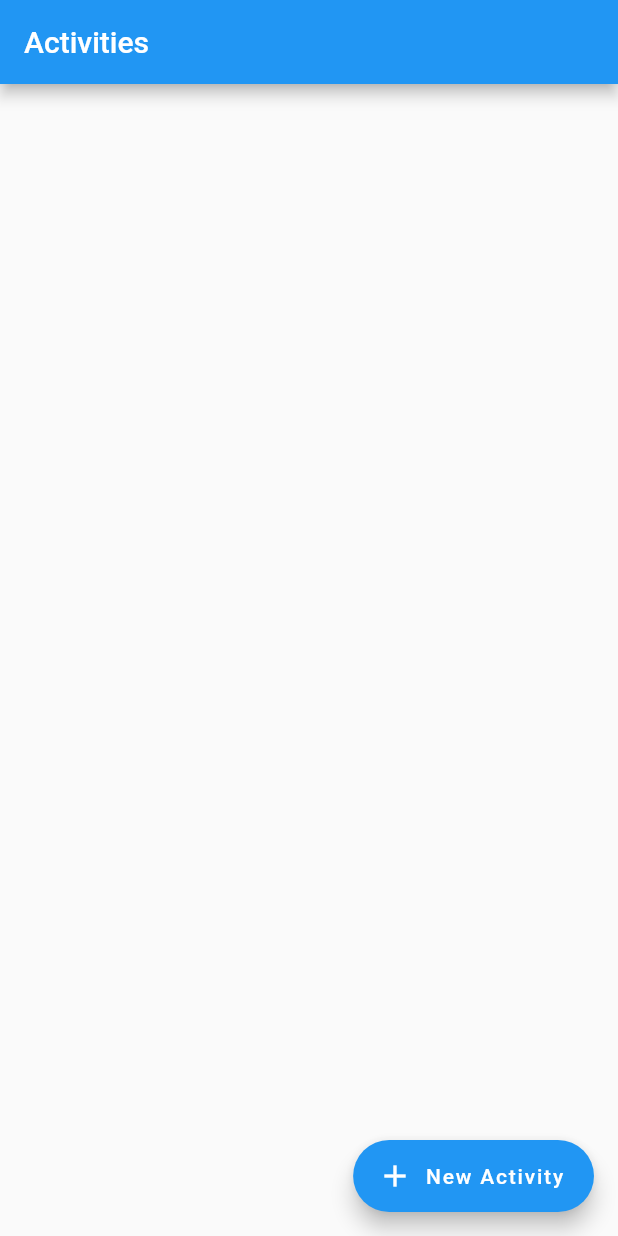
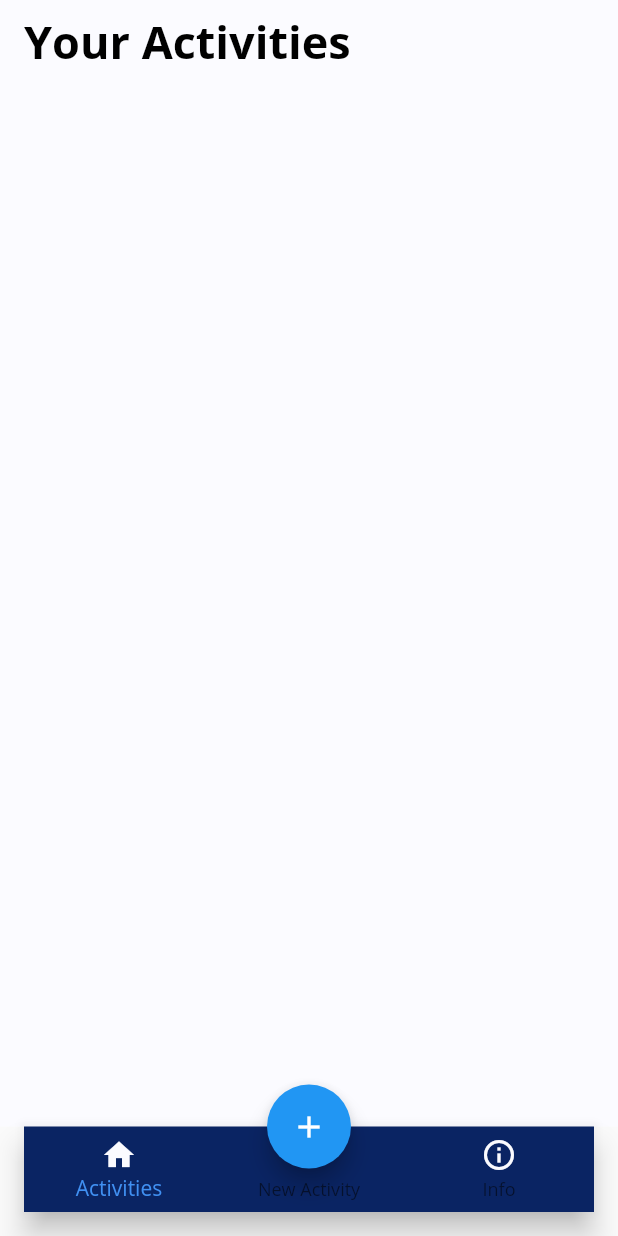
Before and after one commit to IlluzionzDev/ActivityApp, a Flutter app: the screen it shows after launch, on a phone screen of 412 x 824 dp. Run offline on Flutter 3.47's test engine with Material 2 defaults, Android fonts, the phone set to English and light mode, and no system bars; our stand-ins replace flutter_datetime_picker, flutter_local_notifications, weekday_selector.

Commit message:
Start on new home screen

```diff
--- a/lib/activity/activity_model.dart
+++ b/lib/activity/activity_model.dart
@@ -17,7 +17,7 @@ class ActivityModel extends ChangeNotifier {
   Map<int, Activity> get activities => _activities;
 
   void saveToDisk() async {
-    final directory = await getLibraryDirectory();
+    final directory = await getApplicationDocumentsDirectory();
     final dataFile = new File('${directory.path}/activities.json');
 
     // Create json
@@ -36,7 +36,7 @@ class ActivityModel extends ChangeNotifier {
     // Clear before loading
     _activities.clear();
 
-    final directory = await getLibraryDirectory();
+    final directory = await getApplicationDocumentsDirectory();
     final dataFile = new File('${directory.path}/activities.json');
 
     String contents = await dataFile.readAsString();
--- /dev/null
+++ b/lib/colours.dart
@@ -0,0 +1,11 @@
+import 'package:flutter/material.dart';
+
+/// Our custom colours
+class Colours {
+
+  static const Color lightBlue = Color.fromRGBO(64, 144, 242, 1);
+  static const Color darkBlue = Color.fromRGBO(10, 36, 99, 1);
+  static const Color white = Color.fromRGBO(251, 251, 255, 1);
+  static const Color black = Color.fromRGBO(0, 0, 0, 1);
+
+}
--- a/lib/home.dart
+++ b/lib/home.dart
@@ -1,8 +1,11 @@
 import 'package:flutter/material.dart';
+import 'package:flutter_app/screens/create_activity.dart';
 import 'package:provider/provider.dart';
 import 'package:flutter_app/screens/display_activities.dart';
 
+import 'activity/activity.dart';
 import 'activity/activity_model.dart';
+import 'colours.dart';
 
 /// Home or display widget
 // class Home extends StatelessWidget {
@@ -18,7 +21,6 @@ class Home extends StatefulWidget {
 }
 
 class _HomeState extends State<Home> with WidgetsBindingObserver {
-
   ActivityModel model;
 
   @override
@@ -37,11 +39,9 @@ class _HomeState extends State<Home> with WidgetsBindingObserver {
   void didChangeAppLifecycleState(AppLifecycleState state) {
     // Check here for saving
     if (state == AppLifecycleState.paused) {
-      if (model != null)
-        model.saveToDisk();
+      if (model != null) model.saveToDisk();
     } else if (state == AppLifecycleState.resumed) {
-      if (model != null)
-        model.loadFromDisk();
+      if (model != null) model.loadFromDisk();
     }
   }
 
@@ -49,6 +49,63 @@ class _HomeState extends State<Home> with WidgetsBindingObserver {
   Widget build(BuildContext context) {
     model = context.watch<ActivityModel>();
 
-    return new DisplayActivitiesHome();
+    return Scaffold(
+        appBar: AppBar(
+          title: Text('Your Activities',
+              style: new TextStyle(
+                  fontSize: 30,
+                  fontWeight: FontWeight.w700,
+                  color: Colours.black)),
+          backgroundColor: Colours.white,
+          elevation: 0,
+        ),
+        body: new Scaffold(
+          backgroundColor: Colours.white,
+          body: new DisplayActivities(),
+        ),
+        floatingActionButton: FloatingActionButton(
+          onPressed: () {
+            // Create new activity
+            Navigator.push(
+                context,
+                MaterialPageRoute(
+                    builder: (context) =>
+                        new UpdateActivity(new Activity(), false)));
+          },
+          child: Icon(Icons.add),
+        ),
+        floatingActionButtonLocation: FloatingActionButtonLocation.centerDocked,
+        bottomNavigationBar: Padding(
+          padding: EdgeInsets.only(
+              left: 16,
+              top: 0,
+              right: 16,
+              bottom: 16
+          ),
+          child: BottomNavigationBar(
+            items: const <BottomNavigationBarItem>[
+              BottomNavigationBarItem(
+                icon: Icon(Icons.home, color: Colours.white),
+                title: Text(
+                  'Activities',
+                  style: TextStyle(color: Colours.white),
+                ),
+              ),
+              BottomNavigationBarItem(
+                icon: Icon(Icons.add, color: Colours.white),
+                title: Text('New Activity',
+                    style: TextStyle(color: Colours.white)),
+              ),
+              BottomNavigationBarItem(
+                icon: Icon(Icons.info_outline, color: Colours.white),
+                title: Text('Info', style: TextStyle(color: Colours.white)),
+              ),
+            ],
+            currentIndex: 0,
+            selectedItemColor: Colours.lightBlue,
+            selectedLabelStyle: TextStyle(color: Colours.lightBlue),
+            backgroundColor: Colours.darkBlue,
+          ),
+        ));
   }
 }
--- a/lib/main.dart
+++ b/lib/main.dart
@@ -2,8 +2,6 @@ import 'package:flutter/material.dart';
 import 'package:flutter_app/activity/activity_model.dart';
 import 'package:provider/provider.dart';
 import 'package:flutter_local_notifications/flutter_local_notifications.dart';
-import 'package:timezone/data/latest.dart' as tz;
-import 'package:timezone/timezone.dart' as tz;
 
 import 'home.dart';
 
@@ -20,9 +18,6 @@ void main() {
       initializationSettingsAndroid, initializationSettingsIOS);
 
   flutterLocalNotificationsPlugin.initialize(initializationSettings);
-
-  // Time zones
-  tz.initializeTimeZones();
 }
 
 /// Main application Widget, our display screen
@@ -35,6 +30,7 @@ class App extends StatelessWidget {
       create: (context) => ActivityModel(),
       child: MaterialApp(
         title: 'Activities',
+        theme: ThemeData(fontFamily: 'OpenSans'),
         home: Home(),
       ),
     );
--- a/lib/screens/create_activity.dart
+++ b/lib/screens/create_activity.dart
@@ -7,8 +7,6 @@ import 'package:intl/intl.dart';
 import 'package:provider/provider.dart';
 import 'package:weekday_selector/weekday_selector.dart';
 import 'package:flutter_local_notifications/flutter_local_notifications.dart';
-import 'package:timezone/data/latest.dart' as tz;
-import 'package:timezone/timezone.dart' as tz;
 
 /// Dual class for creating and editing activities
 class UpdateActivity extends StatefulWidget {
--- a/lib/screens/display_activities.dart
+++ b/lib/screens/display_activities.dart
@@ -107,33 +107,3 @@ class _DisplayActivitiesState extends State<DisplayActivities> {
         });
   }
 }
-
-/// Home Screen
-class DisplayActivitiesHome extends StatefulWidget {
-  @override
-  _DisplayActivitiesHomeState createState() => _DisplayActivitiesHomeState();
-}
-
-class _DisplayActivitiesHomeState extends State<DisplayActivitiesHome> {
-  @override
-  Widget build(BuildContext context) {
-    return Scaffold(
-      appBar: AppBar(
-        title: Text('Activities'),
-      ),
-      body: new DisplayActivities(),
-      floatingActionButton: FloatingActionButton.extended(
-        onPressed: () {
-          // Create new activity
-          Navigator.push(
-              context,
-              MaterialPageRoute(
-                  builder: (context) =>
-                      new UpdateActivity(new Activity(), false)));
-        },
-        label: Text('New Activity'),
-        icon: Icon(Icons.add),
-      ),
-    );
-  }
-}
```
Also changed, not shown: pubspec.yaml (+17 -30 lines), fonts/OpenSans-Bold.ttf (added), fonts/OpenSans-Light.ttf (added), fonts/OpenSans-Regular.ttf (added), pubspec.lock.
